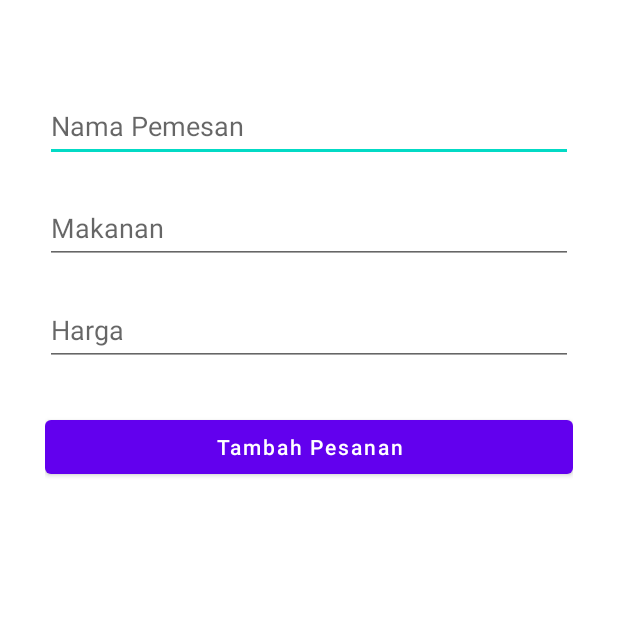
After one commit to siskomsoftware/kalkulator_pesanan, an Android app: the AddActivity screen opened directly, with no data from a screen before it, on a phone screen of 412 x 824 dp, the top half of it. The commit adds this screen. Run offline under Robolectric (Android 15) with nearby library versions, the phone set to English and light mode, and no system bars.

Commit message:
menambahkan beberapa file

```diff
--- a/app/src/main/AndroidManifest.xml
+++ b/app/src/main/AndroidManifest.xml
@@ -10,6 +10,11 @@
         android:supportsRtl="true"
         android:theme="@style/Theme.KalkulatorPesanan">
         <activity
+            android:name=".AddActivity"
+            android:label="Tambahkan Pesanan"
+            android:parentActivityName=".MainActivity"
+            android:exported="true" />
+        <activity
             android:name=".MainActivity"
             android:exported="true">
             <intent-filter>
--- /dev/null
+++ b/app/src/main/java/com/pcoding/kalkulatorpesanan/AddActivity.java
@@ -0,0 +1,36 @@
+package com.pcoding.kalkulatorpesanan;
+
+import androidx.appcompat.app.AppCompatActivity;
+
+import android.os.Bundle;
+import android.view.View;
+import android.widget.Button;
+import android.widget.EditText;
+
+public class AddActivity extends AppCompatActivity {
+
+    Button btn_tambah;
+    EditText et_nama;
+    EditText et_makanan;
+    EditText et_harga;
+
+    @Override
+    protected void onCreate(Bundle savedInstanceState) {
+        super.onCreate(savedInstanceState);
+        setContentView(R.layout.activity_add);
+
+        et_nama = findViewById(R.id.et_nama);
+        et_makanan = findViewById(R.id.et_makanan);
+        et_harga = findViewById(R.id.et_harga);
+        btn_tambah = findViewById(R.id.btn_tambah);
+        btn_tambah.setOnClickListener(new View.OnClickListener() {
+            @Override
+            public void onClick(View view) {
+                MyDatabaseHelper myDB = new MyDatabaseHelper(AddActivity.this);
+                myDB.addPesanan(et_nama.getText().toString().trim(),
+                        et_makanan.getText().toString().trim(),
+                        et_harga.getText().toString().trim());
+            }
+        });
+    }
+}
--- /dev/null
+++ b/app/src/main/res/drawable/background_radius_putih.xml
@@ -0,0 +1,5 @@
+<?xml version="1.0" encoding="utf-8"?>
+<shape xmlns:android="http://schemas.android.com/apk/res/android">
+    <corners android:radius="20dp"/>
+    <solid android:color="@color/white"/>
+</shape>
--- /dev/null
+++ b/app/src/main/res/drawable/ic_add.xml
@@ -0,0 +1,5 @@
+<vector android:height="24dp" android:tint="#FFFFFF"
+    android:viewportHeight="24" android:viewportWidth="24"
+    android:width="24dp" xmlns:android="http://schemas.android.com/apk/res/android">
+    <path android:fillColor="@android:color/white" android:pathData="M19,13h-6v6h-2v-6H5v-2h6V5h2v6h6v2z"/>
+</vector>
--- /dev/null
+++ b/app/src/main/res/layout/activity_add.xml
@@ -0,0 +1,60 @@
+<?xml version="1.0" encoding="utf-8"?>
+<androidx.constraintlayout.widget.ConstraintLayout xmlns:android="http://schemas.android.com/apk/res/android"
+    xmlns:app="http://schemas.android.com/apk/res-auto"
+    xmlns:tools="http://schemas.android.com/tools"
+    android:layout_width="match_parent"
+    android:layout_height="match_parent"
+    tools:context=".AddActivity"
+    android:padding="30dp">
+
+    <EditText
+        android:id="@+id/et_nama"
+        android:layout_width="match_parent"
+        android:layout_height="wrap_content"
+        android:layout_marginTop="30dp"
+        android:ems="10"
+        android:hint="Nama Pemesan"
+        android:inputType="textPersonName"
+        android:minHeight="48dp"
+        app:layout_constraintEnd_toEndOf="parent"
+        app:layout_constraintStart_toStartOf="parent"
+        app:layout_constraintTop_toTopOf="parent" />
+
+    <EditText
+        android:id="@+id/et_makanan"
+        android:layout_width="match_parent"
+        android:layout_height="wrap_content"
+        android:layout_marginTop="20dp"
+        android:ems="10"
+        android:hint="Makanan"
+        android:inputType="textPersonName"
+        android:minHeight="48dp"
+        app:layout_constraintEnd_toEndOf="parent"
+        app:layout_constraintStart_toStartOf="parent"
+        app:layout_constraintTop_toBottomOf="@+id/et_nama" />
+
+    <EditText
+        android:id="@+id/et_harga"
+        android:layout_width="match_parent"
+        android:layout_height="wrap_content"
+        android:layout_marginTop="20dp"
+        android:ems="10"
+        android:hint="Harga"
+        android:inputType="textPersonName"
+        android:minHeight="48dp"
+        app:layout_constraintEnd_toEndOf="parent"
+        app:layout_constraintStart_toStartOf="parent"
+        app:layout_constraintTop_toBottomOf="@+id/et_makanan" />
+
+    <Button
+        android:id="@+id/btn_tambah"
+        android:layout_width="match_parent"
+        android:layout_height="wrap_content"
+        android:layout_marginTop="30dp"
+        android:text="Tambah Pesanan"
+        android:textAllCaps="false"
+        app:layout_constraintEnd_toEndOf="parent"
+        app:layout_constraintStart_toStartOf="parent"
+        app:layout_constraintTop_toBottomOf="@+id/et_harga" />
+
+</androidx.constraintlayout.widget.ConstraintLayout>
--- a/app/src/main/res/values-night/themes.xml
+++ b/app/src/main/res/values-night/themes.xml
@@ -1,6 +1,6 @@
 <resources xmlns:tools="http://schemas.android.com/tools">
     <!-- Base application theme. -->
-    <style name="Theme.KalkulatorPesanan" parent="Theme.MaterialComponents.DayNight.DarkActionBar">
+    <style name="Theme.KalkulatorPesanan" parent="Theme.MaterialComponents.DayNight.NoActionBar">
         <!-- Primary brand color. -->
         <item name="colorPrimary">@color/purple_200</item>
         <item name="colorPrimaryVariant">@color/purple_700</item>
--- a/app/src/main/res/values/strings.xml
+++ b/app/src/main/res/values/strings.xml
@@ -1,3 +1,4 @@
 <resources>
     <string name="app_name">Kalkulator Pesanan</string>
+    <string name="todo">TODO</string>
 </resources>
--- a/app/src/main/res/values/themes.xml
+++ b/app/src/main/res/values/themes.xml
@@ -1,6 +1,6 @@
 <resources xmlns:tools="http://schemas.android.com/tools">
     <!-- Base application theme. -->
-    <style name="Theme.KalkulatorPesanan" parent="Theme.MaterialComponents.DayNight.DarkActionBar">
+    <style name="Theme.KalkulatorPesanan" parent="Theme.MaterialComponents.DayNight.NoActionBar">
         <!-- Primary brand color. -->
         <item name="colorPrimary">@color/purple_500</item>
         <item name="colorPrimaryVariant">@color/purple_700</item>
```
Also changed, not shown: app/src/main/java/com/pcoding/kalkulatorpesanan/CostumAdapter.java (added, +64 -0 lines), app/src/main/java/com/pcoding/kalkulatorpesanan/MainActivity.java (+53 -0 lines), app/src/main/java/com/pcoding/kalkulatorpesanan/MyDatabaseHelper.java (added, +73 -0 lines), app/src/main/res/layout/activity_main.xml (+24 -6 lines), app/src/main/res/layout/my_row.xml (added, +104 -0 lines), app/src/main/res/drawable/ic_benar.png (added), app/src/main/res/drawable/ic_salah.png (added).
